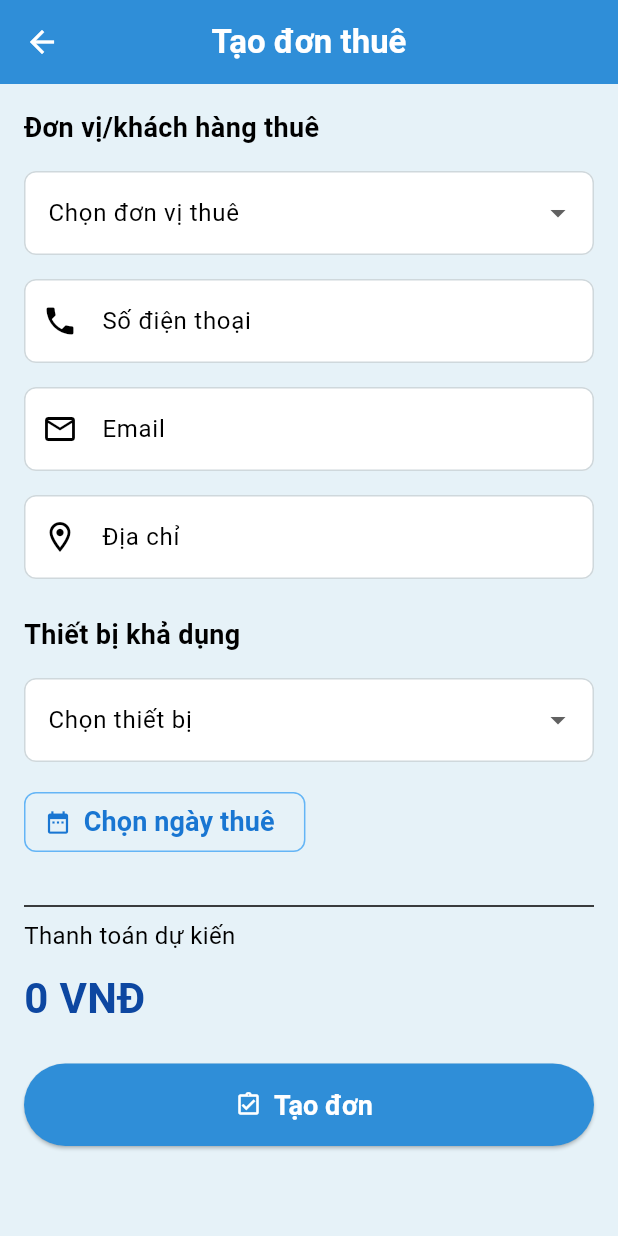
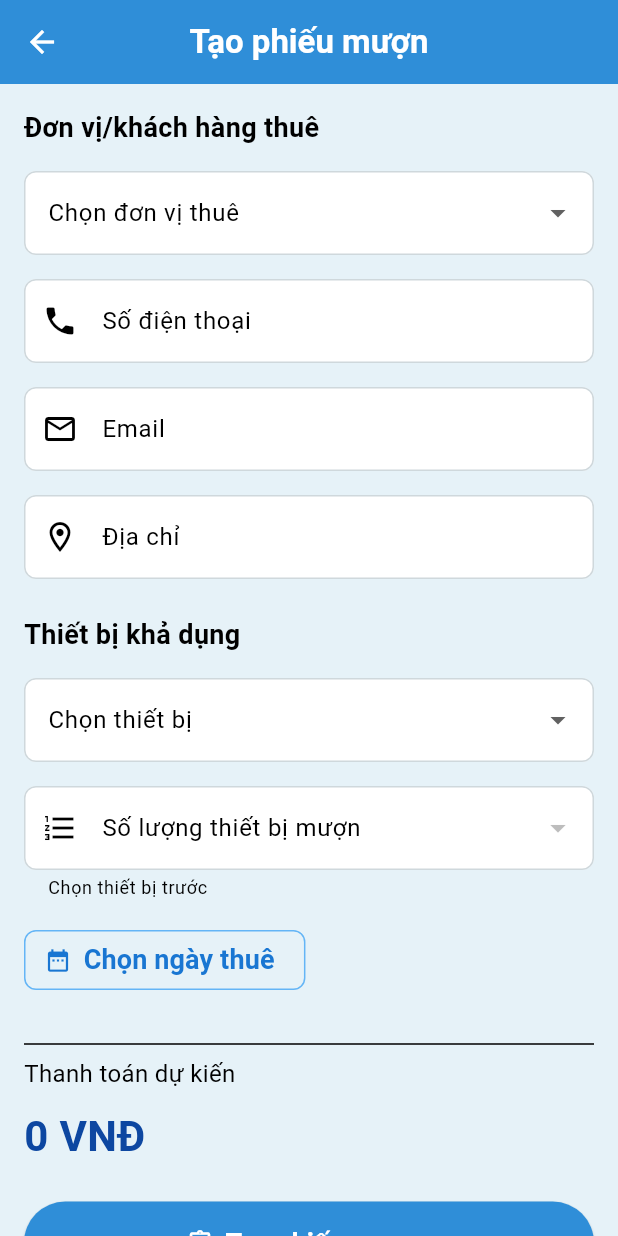
Before and after one commit to TranDangNgocVien/app-QL_thietbi, a Flutter app: the CreateOrderScreen screen opened by its route, on a phone screen of 412 x 824 dp. Run offline on Flutter 3.47's test engine with Material 3 defaults, Android fonts, the phone set to English and light mode, and no system bars; our stand-ins replace file_picker, fl_chart, shared_preferences, sqflite; accounts and stored records are empty.

```diff
--- a/lib/data/dummy_data.dart
+++ b/lib/data/dummy_data.dart
@@ -119,24 +119,26 @@
 
 List<RentalOrder> rentalOrders = [
   RentalOrder(
-    id: "DH01",
+    id: "PM001",
     customerName: "Nguyễn Văn An",
     customerPhone: "0901234567",
     customerEmail: "an@gmail.com",
     customerAddress: "Hà Nội",
     deviceName: "Camera Sony A7",
+    quantity: 1,
     startDate: DateTime(2026, 3, 1),
     endDate: DateTime(2026, 3, 3),
     totalPrice: 600000,
     status: "Đang thuê",
   ),
   RentalOrder(
-    id: "DH02",
+    id: "PM002",
     customerName: "Trần Thị Bình",
     customerPhone: "0912345678",
     customerEmail: "binh@gmail.com",
     customerAddress: "TP Hồ Chí Minh",
     deviceName: "Laptop Dell XPS",
+    quantity: 1,
     startDate: DateTime(2026, 2, 20),
     endDate: DateTime(2026, 2, 25),
     totalPrice: 1500000,
--- a/lib/screens/rental/create_rental_screen.dart
+++ b/lib/screens/rental/create_rental_screen.dart
@@ -26,6 +26,7 @@
   Customer? _selectedCustomer;
   Device? _selectedDevice;
   DateTimeRange? _selectedDate;
+  int _quantity = 1;
   bool _isLoading = true;
   bool _isSaving = false;
 
@@ -62,7 +63,7 @@
 
   double get _totalPrice {
     if (_selectedDevice == null || _selectedDate == null) return 0;
-    return _rentalDays * _selectedDevice!.pricePerDay;
+    return _rentalDays * _selectedDevice!.pricePerDay * _quantity;
   }
 
   void _selectCustomer(Customer? customer) {
@@ -90,12 +91,13 @@
     setState(() => _isSaving = true);
     try {
       final order = RentalOrder(
-        id: DateTime.now().millisecondsSinceEpoch.toString(),
+        id: _orderService.generateNextBorrowTicketId(),
         customerName: customer.name,
         customerPhone: customer.phone,
         customerEmail: customer.email,
         customerAddress: customer.address,
         deviceName: device.name,
+        quantity: _quantity,
         startDate: _selectedDate!.start,
         endDate: _selectedDate!.end,
         totalPrice: _totalPrice,
@@ -106,7 +108,7 @@
       final deviceIndex = devices.indexWhere((item) => item.id == device.id);
       if (deviceIndex != -1) {
         final current = devices[deviceIndex];
-        final nextAvailable = current.quantityAvailable - 1;
+        final nextAvailable = current.quantityAvailable - _quantity;
         devices[deviceIndex] = current.copyWith(
           quantityAvailable: nextAvailable < 0 ? 0 : nextAvailable,
           status: nextAvailable <= 0 ? 'Bảo trì' : 'Đang cho thuê',
@@ -115,13 +117,13 @@
       if (!mounted) return;
       ScaffoldMessenger.of(
         context,
-      ).showSnackBar(const SnackBar(content: Text('Tạo đơn thuê thành công')));
+      ).showSnackBar(const SnackBar(content: Text('Tạo phiếu mượn thành công')));
       Navigator.pop(context, true);
     } catch (error) {
       if (!mounted) return;
       setState(() => _isSaving = false);
       ScaffoldMessenger.of(context).showSnackBar(
-        SnackBar(content: Text('Không tạo được đơn thuê: $error')),
+        SnackBar(content: Text('Không tạo được phiếu mượn: $error')),
       );
       await _loadFormData();
     }
@@ -135,7 +137,7 @@
     );
 
     return Scaffold(
-      appBar: AppBar(title: const Text('Tạo đơn thuê')),
+      appBar: AppBar(title: const Text('Tạo phiếu mượn')),
       body: _isLoading
           ? const Center(child: CircularProgressIndicator())
           : SingleChildScrollView(
@@ -224,8 +226,21 @@
                           value == null ? 'Vui lòng chọn thiết bị' : null,
                       onChanged: _isSaving
                           ? null
-                          : (value) => setState(() => _selectedDevice = value),
+                          : (value) {
+                              setState(() {
+                                _selectedDevice = value;
+                                final maxQuantity =
+                                    value?.quantityAvailable ?? 1;
+                                if (_quantity > maxQuantity) {
+                                  _quantity = maxQuantity <= 0
+                                      ? 1
+                                      : maxQuantity;
+                                }
+                              });
+                            },
                     ),
+                    const SizedBox(height: 16),
+                    _quantitySelector(baseInputBorder),
                     const SizedBox(height: 16),
                     OutlinedButton.icon(
                       style: OutlinedButton.styleFrom(
@@ -268,7 +283,7 @@
                               child: CircularProgressIndicator(strokeWidth: 2),
                             )
                           : const Icon(Icons.assignment_turned_in_outlined),
-                      label: Text(_isSaving ? 'Đang lưu...' : 'Tạo đơn'),
+                      label: Text(_isSaving ? 'Đang lưu...' : 'Tạo phiếu mượn'),
                     ),
                   ],
                 ),
@@ -317,4 +332,37 @@
       decoration: _decoration(border, label).copyWith(prefixIcon: Icon(icon)),
     );
   }
+
+  Widget _quantitySelector(OutlineInputBorder border) {
+    final maxQuantity = _selectedDevice?.quantityAvailable ?? 0;
+    final quantities = maxQuantity <= 0
+        ? const <int>[]
+        : List<int>.generate(maxQuantity, (index) => index + 1);
+
+    return DropdownButtonFormField<int>(
+      initialValue: quantities.contains(_quantity) ? _quantity : null,
+      isExpanded: true,
+      decoration: _decoration(border, 'Số lượng thiết bị mượn').copyWith(
+        prefixIcon: const Icon(Icons.format_list_numbered),
+        helperText: _selectedDevice == null
+            ? 'Chọn thiết bị trước'
+            : 'Tối đa $maxQuantity thiết bị',
+      ),
+      items: quantities
+          .map(
+            (quantity) => DropdownMenuItem<int>(
+              value: quantity,
+              child: Text('$quantity thiết bị'),
+            ),
+          )
+          .toList(),
+      validator: (value) => value == null ? 'Vui lòng chọn số lượng' : null,
+      onChanged: _isSaving || _selectedDevice == null
+          ? null
+          : (value) {
+              if (value == null) return;
+              setState(() => _quantity = value);
+            },
+    );
+  }
 }
```
Also changed, not shown: lib/services/order_service.dart (+17 -3 lines).
